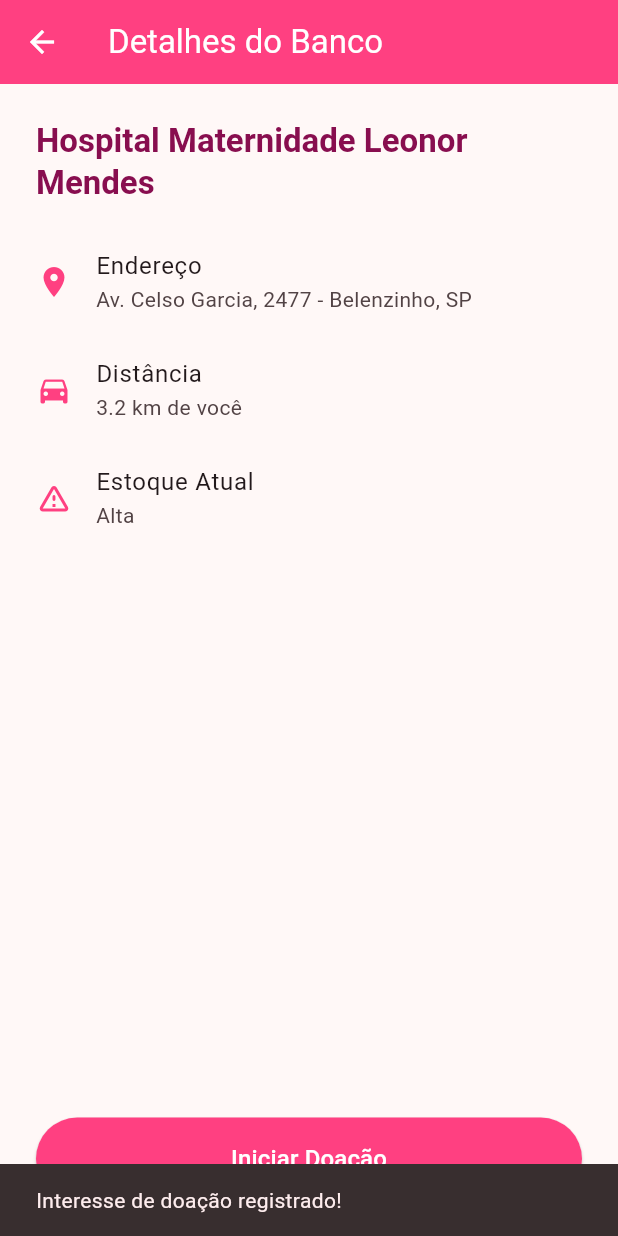
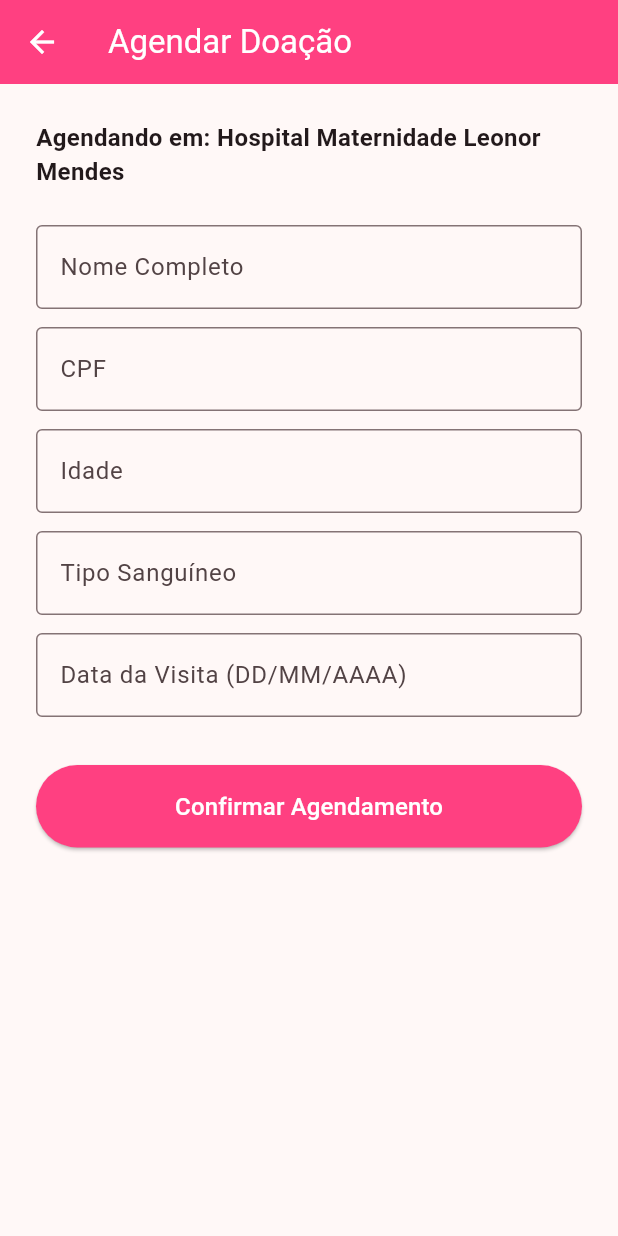
Before and after one commit to HpBtw/Lactus-Flutter, a Flutter app: the DetailScreen screen opened directly with sample values from the repository, after a tap on "Iniciar Doação", on a phone screen of 412 x 824 dp. Run offline on Flutter 3.47's test engine with Material 3 defaults, Android fonts, the light colour scheme and no system bars.

Commit message:
updated app with another doacao model and funcionalities like repo and methods. Added form_screen and fixed home and detail screens with new data

```diff
--- /dev/null
+++ b/lib/model/doacao.dart
@@ -0,0 +1,19 @@
+import 'banco_leite.dart';
+
+class Doacao {
+  final BancoLeite banco;
+  final String nome;
+  final String cpf;
+  final String idade;
+  final String tipoSanguineo;
+  final String dataVisita;
+
+  const Doacao({
+    required this.banco,
+    required this.nome,
+    required this.cpf,
+    required this.idade,
+    required this.tipoSanguineo,
+    required this.dataVisita,
+  });
+}
--- a/lib/navigation/app_navigation.dart
+++ b/lib/navigation/app_navigation.dart
@@ -2,9 +2,9 @@ import 'package:flutter/material.dart';
 import 'package:sprint3flutter/model/banco_leite.dart';
 import 'package:sprint3flutter/navigation/app_routes.dart';
 import 'package:sprint3flutter/screens/detail_screen.dart';
+import 'package:sprint3flutter/screens/form_screen.dart';
 import 'package:sprint3flutter/screens/home_screen.dart';
 import 'package:sprint3flutter/screens/list_screen.dart';
-
 class AppNavigation {
   static Route<dynamic> generateRoute(RouteSettings settings) {
     switch (settings.name) {
@@ -12,9 +12,15 @@ class AppNavigation {
         return MaterialPageRoute(builder: (_) => const HomeScreen());
       case AppRoutes.list:
         return MaterialPageRoute(builder: (_) => const ListScreen());
+      // case AppRoutes.myDonations:
+      //   return MaterialPageRoute(builder: (_) => const MyDonationsScreen());
+      // TODO MyDonationsScreen -> tela pra aparecer as doações agendadas da nutriz
       case AppRoutes.detail:
         final banco = settings.arguments as BancoLeite;
         return MaterialPageRoute(builder: (_) => DetailScreen(banco: banco));
+      case AppRoutes.form:
+        final banco = settings.arguments as BancoLeite;
+        return MaterialPageRoute(builder: (_) => FormScreen(banco: banco));
       default:
         return MaterialPageRoute(
           builder: (_) => const Scaffold(
--- a/lib/navigation/app_routes.dart
+++ b/lib/navigation/app_routes.dart
@@ -2,4 +2,6 @@ class AppRoutes {
   static const home = '/';
   static const list = '/list';
   static const detail = '/detail';
+  static const form = '/form';
+  static const myDonations = '/my_donations';
 }
--- /dev/null
+++ b/lib/repository/doacao_repository.dart
@@ -0,0 +1,9 @@
+import 'package:sprint3flutter/model/doacao.dart';
+
+class DoacaoRepository {
+  static final List<Doacao> minhasDoacoes = [];
+
+  static void agendarDoacao(Doacao doacao) {
+    minhasDoacoes.add(doacao);
+  }
+}
--- a/lib/screens/detail_screen.dart
+++ b/lib/screens/detail_screen.dart
@@ -1,5 +1,6 @@
 import 'package:flutter/material.dart';
 import 'package:sprint3flutter/model/banco_leite.dart';
+import 'package:sprint3flutter/navigation/app_routes.dart';
 
 class DetailScreen extends StatelessWidget {
   final BancoLeite banco;
@@ -49,9 +50,8 @@ class DetailScreen extends StatelessWidget {
                   padding: const EdgeInsets.symmetric(vertical: 16)
                 ),
                 onPressed: () {
-                  ScaffoldMessenger.of(context).showSnackBar(
-                    const SnackBar(content: Text('Interesse de doação registrado!'))
-                  );
+                  // Passando o objeto banco atual para a tela de form
+                  Navigator.pushNamed(context, AppRoutes.form, arguments: banco);
                 },
                 child: const Text('Iniciar Doação', style: TextStyle(fontSize: 16)),
               ),
--- /dev/null
+++ b/lib/screens/form_screen.dart
@@ -0,0 +1,94 @@
+import 'package:flutter/material.dart';
+import 'package:sprint3flutter/model/banco_leite.dart';
+import 'package:sprint3flutter/model/doacao.dart';
+import 'package:sprint3flutter/navigation/app_routes.dart';
+import 'package:sprint3flutter/repository/doacao_repository.dart';
+
+class FormScreen extends StatefulWidget {
+  final BancoLeite banco;
+  const FormScreen({super.key, required this.banco});
+
+  @override
+  State<FormScreen> createState() => _FormScreenState();
+}
+
+class _FormScreenState extends State<FormScreen> {
+  final _nomeController = TextEditingController();
+  final _cpfController = TextEditingController();
+  final _idadeController = TextEditingController();
+  final _tipoSanguineoController = TextEditingController();
+  final _dataController = TextEditingController();
+
+  void _finalizarAgendamento() {
+    if (_nomeController.text.isEmpty || _dataController.text.isEmpty) return;
+
+    final novaDoacao = Doacao(
+      banco: widget.banco,
+      nome: _nomeController.text,
+      cpf: _cpfController.text,
+      idade: _idadeController.text,
+      tipoSanguineo: _tipoSanguineoController.text,
+      dataVisita: _dataController.text,
+    );
+
+    DoacaoRepository.agendarDoacao(novaDoacao);
+
+    ScaffoldMessenger.of(context).showSnackBar(
+      const SnackBar(content: Text('Doação agendada com sucesso!')),
+    );
+
+    Navigator.pushNamedAndRemoveUntil(
+      context,
+      AppRoutes.home,
+      (route) => false,
+    );
+  }
+
+  @override
+  void dispose() {
+    _nomeController.dispose();
+    _cpfController.dispose();
+    _idadeController.dispose();
+    _tipoSanguineoController.dispose();
+    _dataController.dispose();
+    super.dispose();
+  }
+
+  @override
+  Widget build(BuildContext context) {
+    return Scaffold(
+      appBar: AppBar(
+        title: const Text('Agendar Doação'),
+        backgroundColor: Colors.pinkAccent,
+        foregroundColor: Colors.white,
+      ),
+      body: SingleChildScrollView(
+        padding: const EdgeInsets.all(24.0),
+        child: Column(
+          children: [
+            Text('Agendando em: ${widget.banco.nome}', style: const TextStyle(fontSize: 16, fontWeight: FontWeight.bold)),
+            const SizedBox(height: 24),
+            TextField(controller: _nomeController, decoration: const InputDecoration(labelText: 'Nome Completo', border: OutlineInputBorder())),
+            const SizedBox(height: 12),
+            TextField(controller: _cpfController, decoration: const InputDecoration(labelText: 'CPF', border: OutlineInputBorder()), keyboardType: TextInputType.number),
+            const SizedBox(height: 12),
+            TextField(controller: _idadeController, decoration: const InputDecoration(labelText: 'Idade', border: OutlineInputBorder()), keyboardType: TextInputType.number),
+            const SizedBox(height: 12),
+            TextField(controller: _tipoSanguineoController, decoration: const InputDecoration(labelText: 'Tipo Sanguíneo', border: OutlineInputBorder())),
+            const SizedBox(height: 12),
+            TextField(controller: _dataController, decoration: const InputDecoration(labelText: 'Data da Visita (DD/MM/AAAA)', border: OutlineInputBorder())),
+            const SizedBox(height: 32),
+            SizedBox(
+              width: double.infinity,
+              child: ElevatedButton(
+                style: ElevatedButton.styleFrom(backgroundColor: Colors.pinkAccent, foregroundColor: Colors.white, padding: const EdgeInsets.symmetric(vertical: 16)),
+                onPressed: _finalizarAgendamento,
+                child: const Text('Confirmar Agendamento', style: TextStyle(fontSize: 16)),
+              ),
+            ),
+          ],
+        ),
+      ),
+    );
+  }
+}
```
Also changed, not shown: lib/screens/home_screen.dart (+16 -1 lines).
